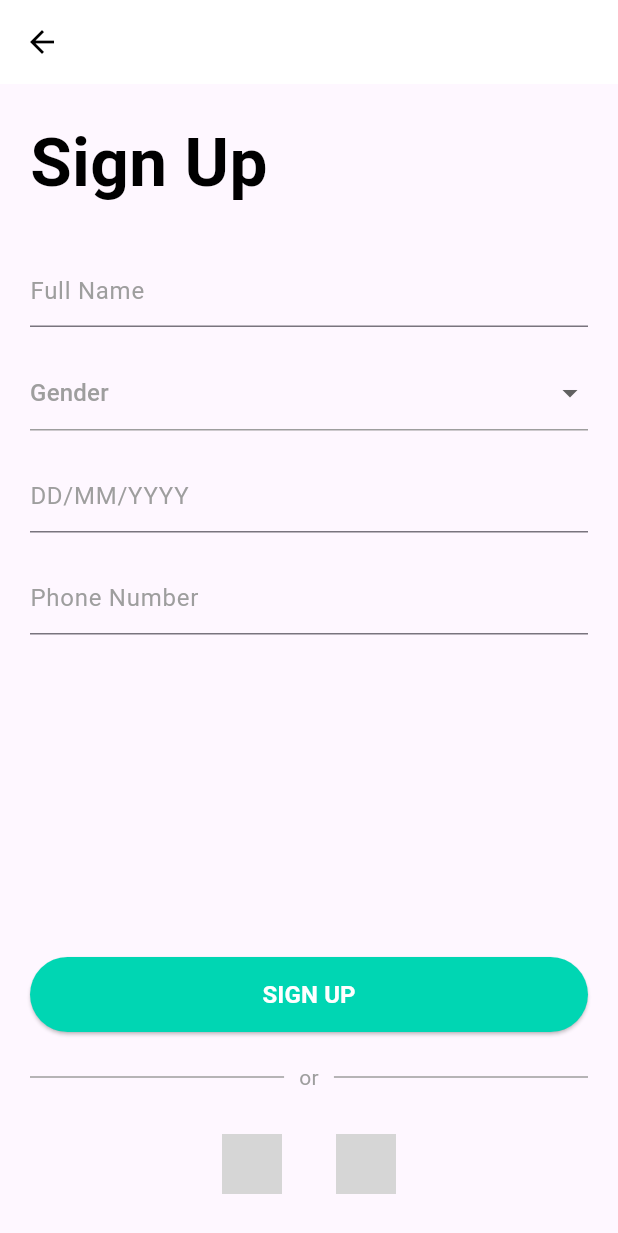
After one commit to Vinhpc123/ApphenhoUTH, a Flutter app: the screen it shows after launch, after a tap on "Don't have an account? Signup", on a phone screen of 412 x 824 dp. The commit adds this screen. Shown: the top 1233 px of the screen. Run offline on Flutter 3.47's test engine with Material 3 defaults, Android fonts, the phone set to English and light mode, and no system bars; our stand-ins replace google_fonts; network calls fail; grey boxes are pictures that could not be loaded.

Commit message:
Add Login

```diff
--- /dev/null
+++ b/lib/Login/signup.dart
@@ -0,0 +1,190 @@
+import 'package:flutter/material.dart';
+
+class SignUpScreen extends StatefulWidget {
+  @override
+  _SignUpScreenState createState() => _SignUpScreenState();
+}
+
+class _SignUpScreenState extends State<SignUpScreen> {
+  String? selectedGender;
+  final List<String> genders = ['Male', 'Female', 'Other'];
+
+  @override
+  Widget build(BuildContext context) {
+    return Scaffold(
+      appBar: AppBar(
+        leading: IconButton(
+          icon: Icon(Icons.arrow_back, color: Colors.black),
+          onPressed: () => Navigator.of(context).pop(),
+        ),
+        backgroundColor: Colors.white,
+        elevation: 0,
+      ),
+      body: SafeArea(
+        child: Padding(
+          padding: const EdgeInsets.symmetric(horizontal: 20.0),
+          child: Column(
+            crossAxisAlignment: CrossAxisAlignment.start,
+            children: [
+              SizedBox(height: 20),
+              Text(
+                'Sign Up',
+                style: TextStyle(
+                  fontSize: 45,
+                  fontWeight: FontWeight.bold,
+                  color: Colors.black,
+                ),
+              ),
+              SizedBox(height: 30),
+
+              // Full Name TextField
+              TextField(
+                decoration: InputDecoration(
+                  hintText: 'Full Name',
+                  hintStyle: TextStyle(color: Colors.grey),
+                  border: UnderlineInputBorder(
+                    borderSide: BorderSide(color: Colors.grey),
+                  ),
+                  focusedBorder: UnderlineInputBorder(
+                    borderSide: BorderSide(color: Colors.black),
+                  ),
+                ),
+              ),
+              SizedBox(height: 20),
+
+              // Gender Dropdown
+              Container(
+                width: double.infinity,
+                decoration: BoxDecoration(
+                  border: Border(
+                    bottom: BorderSide(color: Colors.grey),
+                  ),
+                ),
+                child: DropdownButton<String>(
+                  value: selectedGender,
+                  hint: Text('Gender', style: TextStyle(color: Colors.grey)),
+                  isExpanded: true,
+                  underline: Container(), // Remove default underline
+                  items: genders.map((String gender) {
+                    return DropdownMenuItem<String>(
+                      value: gender,
+                      child: Text(gender),
+                    );
+                  }).toList(),
+                  onChanged: (String? newValue) {
+                    setState(() {
+                      selectedGender = newValue;
+                    });
+                  },
+                ),
+              ),
+              SizedBox(height: 20),
+
+              // Date of Birth TextField
+              TextField(
+                decoration: InputDecoration(
+                  hintText: 'DD/MM/YYYY',
+                  hintStyle: TextStyle(color: Colors.grey),
+                  border: UnderlineInputBorder(
+                    borderSide: BorderSide(color: Colors.grey),
+                  ),
+                  focusedBorder: UnderlineInputBorder(
+                    borderSide: BorderSide(color: Colors.black),
+                  ),
+                ),
+              ),
+              SizedBox(height: 20),
+
+              // Phone Number TextField
+              TextField(
+                keyboardType: TextInputType.phone,
+                decoration: InputDecoration(
+                  hintText: 'Phone Number',
+                  hintStyle: TextStyle(color: Colors.grey),
+                  border: UnderlineInputBorder(
+                    borderSide: BorderSide(color: Colors.grey),
+                  ),
+                  focusedBorder: UnderlineInputBorder(
+                    borderSide: BorderSide(color: Colors.black),
+                  ),
+                ),
+              ),
+
+              Spacer(),
+
+              // Sign Up Button
+              Center(
+                child: ElevatedButton(
+                  onPressed: () {
+                    // Xử lý sự kiện đăng ký
+                  },
+                  style: ElevatedButton.styleFrom(
+                    backgroundColor: Color(0xFF00D6B3),
+                    minimumSize: Size(double.infinity, 50),
+                    shape: RoundedRectangleBorder(
+                      borderRadius: BorderRadius.circular(30),
+                    ),
+                  ),
+                  child: Text(
+                    'SIGN UP',
+                    style: TextStyle(
+                      color: Colors.white,
+                      fontWeight: FontWeight.bold,
+                      fontSize: 16,
+                    ),
+                  ),
+                ),
+              ),
+
+              SizedBox(height: 20),
+
+              // Or divider with social login
+              Row(
+                children: [
+                  Expanded(child: Divider(color: Colors.grey)),
+                  Padding(
+                    padding: const EdgeInsets.symmetric(horizontal: 10),
+                    child: Text('or', style: TextStyle(color: Colors.grey)),
+                  ),
+                  Expanded(child: Divider(color: Colors.grey)),
+                ],
+              ),
+
+              SizedBox(height: 20),
+
+              // Social Login Icons
+              Row(
+                mainAxisAlignment: MainAxisAlignment.center,
+                children: [
+                  IconButton(
+                    icon: Image.network(
+                      'https://www.facebook.com/images/fb_icon_325x325.png',
+                      width: 40,
+                      height: 40,
+                    ),
+                    onPressed: () {
+                      // Xử lý đăng nhập Facebook
+                    },
+                  ),
+                  SizedBox(width: 20),
+                  IconButton(
+                    icon: Image.network(
+                      'D:/TL UTH/ApphenhoUTH-master/image',
+                      width: 40,
+                      height: 40,
+                    ),
+                    onPressed: () {
+                      // Xử lý đăng nhập Google
+                    },
+                  ),
+                ],
+              ),
+
+              SizedBox(height: 20),
+            ],
+          ),
+        ),
+      ),
+    );
+  }
+}
--- a/lib/main.dart
+++ b/lib/main.dart
@@ -1,3 +1,7 @@
+import 'package:apphenhouth/Login/facebook_login.dart';
+import 'package:apphenhouth/Login/google_login.dart';
+import 'package:apphenhouth/Login/phone_login.dart';
+import 'package:apphenhouth/Login/signup.dart';
 import 'package:flutter/material.dart';
 import 'package:google_fonts/google_fonts.dart';
 
@@ -40,7 +44,6 @@ class _SplashScreenState extends State<SplashScreen> {
         child: Column(
           mainAxisAlignment: MainAxisAlignment.center,
           children: [
-            SizedBox(height: 10),
             CircleAvatar(
               radius: 60,
               backgroundColor: Colors.white,
@@ -78,7 +81,6 @@ class LoginScreen extends StatelessWidget {
           mainAxisAlignment: MainAxisAlignment.center,
           crossAxisAlignment: CrossAxisAlignment.center,
           children: [
-            SizedBox(height: 100),
             CircleAvatar(
               radius: 60,
               backgroundColor: Colors.white,
@@ -98,7 +100,7 @@ class LoginScreen extends StatelessWidget {
                 ],
               ),
             ),
-            SizedBox(height: 80),
+            SizedBox(height: 180),
             Text(
               "By clicking Log In, you agree with our Terms. Learn how we process your data in our Privacy Policy and Cookies Policy.",
               textAlign: TextAlign.center,
@@ -109,12 +111,54 @@ class LoginScreen extends StatelessWidget {
               ),
             ),
             SizedBox(height: 30),
-            _buildLoginButton("LOGIN WITH GOOGLE", Icons.g_mobiledata, Colors.white, Colors.black),
-            _buildLoginButton("LOGIN WITH FACEBOOK", Icons.facebook, Colors.white, Colors.blue),
-            _buildLoginButton("LOGIN WITH PHONE", Icons.phone, Colors.white, Colors.green),
+            _buildLoginButton(
+                "LOGIN WITH GOOGLE",
+                Icons.g_mobiledata,
+                Colors.white,
+                Colors.black,
+                    () {
+                  // Điều hướng đến trang đăng nhập Google
+                  Navigator.push(
+                    context,
+                    MaterialPageRoute(builder: (context) => GoogleLoginScreen()),
+                  );
+                }
+            ),
+            _buildLoginButton(
+                "LOGIN WITH FACEBOOK",
+                Icons.facebook,
+                Colors.white,
+                Colors.blue,
+                    () {
+                  // Điều hướng đến trang đăng nhập Facebook
+                  Navigator.push(
+                    context,
+                    MaterialPageRoute(builder: (context) => FacebookLoginScreen()),
+                  );
+                }
+            ),
+            _buildLoginButton(
+                "LOGIN WITH PHONE",
+                Icons.phone,
+                Colors.white,
+                Colors.green,
+                    () {
+                  // Điều hướng đến trang đăng nhập bằng số điện thoại
+                  Navigator.push(
+                    context,
+                    MaterialPageRoute(builder: (context) => PhoneLoginScreen()),
+                  );
+                }
+            ),
             SizedBox(height: 20),
             TextButton(
-              onPressed: () {},
+              onPressed: () {
+                // Điều hướng đến trang đăng ký
+                Navigator.push(
+                  context,
+                  MaterialPageRoute(builder: (context) => SignUpScreen()),
+                );
+              },
               child: Text(
                 "Don't have an account? Signup",
                 style: TextStyle(color: Colors.white, fontWeight: FontWeight.bold),
@@ -126,7 +170,7 @@ class LoginScreen extends StatelessWidget {
     );
   }
 
-  Widget _buildLoginButton(String text, IconData icon, Color bgColor, Color iconColor) {
+  Widget _buildLoginButton(String text, IconData icon, Color bgColor, Color iconColor, VoidCallback onPressed) {
     return Padding(
       padding: const EdgeInsets.symmetric(vertical: 8),
       child: ElevatedButton.icon(
@@ -137,7 +181,7 @@ class LoginScreen extends StatelessWidget {
             borderRadius: BorderRadius.circular(30),
           ),
         ),
-        onPressed: () {},
+        onPressed: onPressed,
         icon: Icon(icon, color: iconColor),
         label: Text(
           text,
```
Also changed, not shown: lib/Login/facebook_login.dart (added, +26 -0 lines), lib/Login/google_login.dart (added, +67 -0 lines), lib/Login/phone_login.dart (added, +101 -0 lines), image/google.png (added).
